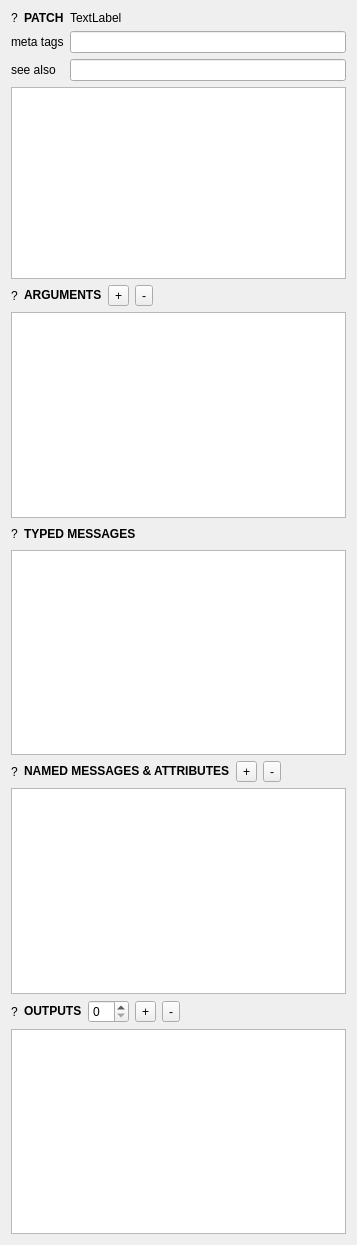
This is source/HelpForMax/Patch/PatchWidget.ui in xavierxeon-music/WaMaxPackage as Qt 5 draws it before an edit. The edited form follows.
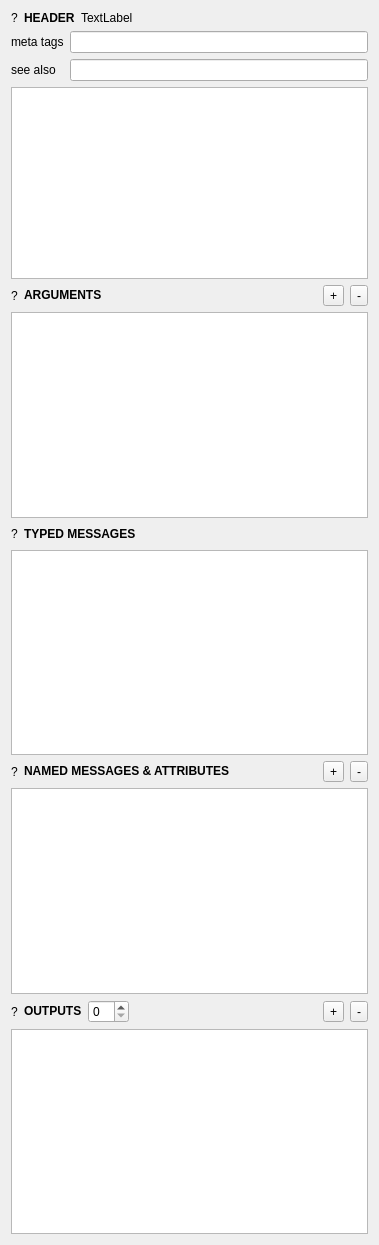
This is the edited form. Custom widgets are drawn as their Qt base class.

What changed in the file:
```diff
--- a/source/HelpForMax/Patch/PatchWidget.ui
+++ b/source/HelpForMax/Patch/PatchWidget.ui
@@ -6,7 +6,7 @@
    <rect>
     <x>0</x>
     <y>0</y>
-    <width>357</width>
+    <width>379</width>
     <height>1245</height>
    </rect>
   </property>
@@ -26,7 +26,7 @@
      <item>
       <widget class="QLabel" name="nameInfo">
        <property name="text">
-        <string>&lt;html&gt;&lt;head/&gt;&lt;body&gt;&lt;p&gt;&lt;span style=&quot; font-weight:700;&quot;&gt;PATCH&lt;/span&gt;&lt;/p&gt;&lt;/body&gt;&lt;/html&gt;</string>
+        <string>&lt;html&gt;&lt;head/&gt;&lt;body&gt;&lt;p&gt;&lt;span style=&quot; font-weight:700;&quot;&gt;HEADER&lt;/span&gt;&lt;/p&gt;&lt;/body&gt;&lt;/html&gt;</string>
        </property>
       </widget>
      </item>
@@ -88,8 +88,30 @@
        </property>
       </widget>
      </item>
+     <item>
+      <spacer name="horizontalSpacer">
+       <property name="orientation">
+        <enum>Qt::Orientation::Horizontal</enum>
+       </property>
+       <property name="sizeType">
+        <enum>QSizePolicy::Policy::Expanding</enum>
+       </property>
+       <property name="sizeHint" stdset="0">
+        <size>
+         <width>40</width>
+         <height>20</height>
+        </size>
+       </property>
+      </spacer>
+     </item>
      <item>
       <widget class="QToolButton" name="argumentAddButton">
+       <property name="sizePolicy">
+        <sizepolicy hsizetype="Minimum" vsizetype="Fixed">
+         <horstretch>0</horstretch>
+         <verstretch>0</verstretch>
+        </sizepolicy>
+       </property>
        <property name="text">
         <string>+</string>
        </property>
@@ -102,19 +124,6 @@
        </property>
       </widget>
      </item>
-     <item>
-      <spacer name="horizontalSpacer">
-       <property name="orientation">
-        <enum>Qt::Orientation::Horizontal</enum>
-       </property>
-       <property name="sizeHint" stdset="0">
-        <size>
-         <width>40</width>
-         <height>20</height>
-        </size>
-       </property>
-      </spacer>
-     </item>
     </layout>
    </item>
    <item>
@@ -170,6 +179,19 @@
        </property>
       </widget>
      </item>
+     <item>
+      <spacer name="horizontalSpacer_3">
+       <property name="orientation">
+        <enum>Qt::Orientation::Horizontal</enum>
+       </property>
+       <property name="sizeHint" stdset="0">
+        <size>
+         <width>40</width>
+         <height>20</height>
+        </size>
+       </property>
+      </spacer>
+     </item>
      <item>
       <widget class="QToolButton" name="namedMessageAddButton">
        <property name="text">
@@ -184,19 +206,6 @@
        </property>
       </widget>
      </item>
-     <item>
-      <spacer name="horizontalSpacer_3">
-       <property name="orientation">
-        <enum>Qt::Orientation::Horizontal</enum>
-       </property>
-       <property name="sizeHint" stdset="0">
-        <size>
-         <width>40</width>
-         <height>20</height>
-        </size>
-       </property>
-      </spacer>
-     </item>
     </layout>
    </item>
    <item>
@@ -221,20 +230,6 @@
      <item>
       <widget class="QSpinBox" name="outputCountSpin"/>
      </item>
-     <item>
-      <widget class="QToolButton" name="outputsAddButton">
-       <property name="text">
-        <string>+</string>
-       </property>
-      </widget>
-     </item>
-     <item>
-      <widget class="QToolButton" name="outputsRemoveButton">
-       <property name="text">
-        <string>-</string>
-       </property>
-      </widget>
-     </item>
      <item>
       <spacer name="horizontalSpacer_4">
        <property name="orientation">
@@ -248,6 +243,20 @@
        </property>
       </spacer>
      </item>
+     <item>
+      <widget class="QToolButton" name="outputAddButton">
+       <property name="text">
+        <string>+</string>
+       </property>
+      </widget>
+     </item>
+     <item>
+      <widget class="QToolButton" name="outputRemoveButton">
+       <property name="text">
+        <string>-</string>
+       </property>
+      </widget>
+     </item>
     </layout>
    </item>
    <item>
```
Left out of the diff: 2 changed lines with no effect on the pictures.
